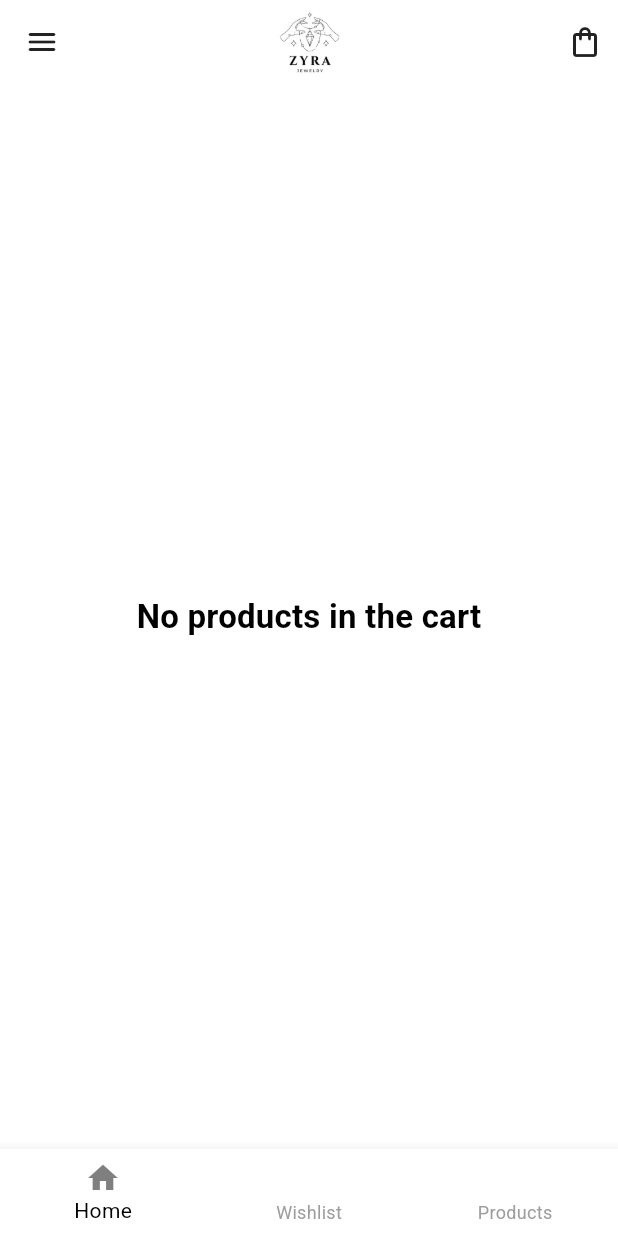
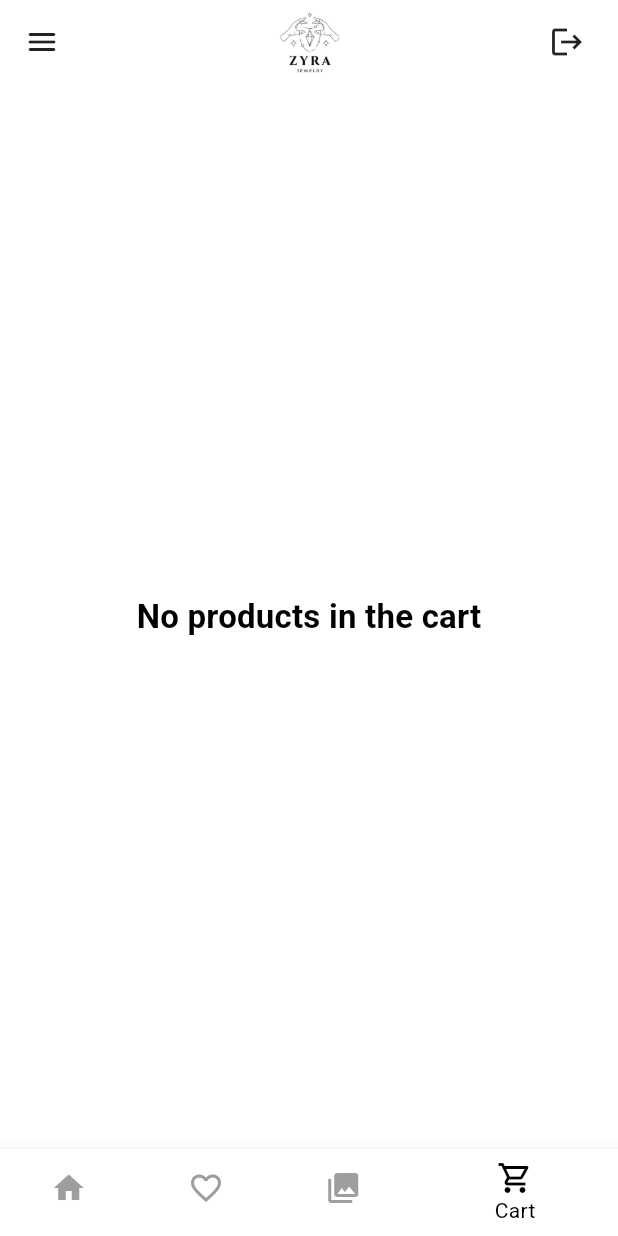
Before and after one commit to kubraaslam/Zyra-Jewelry-App, a Flutter app: the Cart screen opened directly with empty values, on a phone screen of 412 x 824 dp. Run offline on Flutter 3.47's test engine with Material 3 defaults, Android fonts, the phone set to English and light mode, and no system bars.

Commit message:
adding a logout icon

```diff
--- a/lib/models/bottom_navbar.dart
+++ b/lib/models/bottom_navbar.dart
@@ -1,5 +1,6 @@
 import 'package:flutter/material.dart';
 import 'package:jewelry_store/models/product_data.dart';
+import 'package:jewelry_store/screens/cart.dart';
 import 'package:jewelry_store/screens/home.dart';
 import 'package:jewelry_store/screens/products.dart';
 import 'package:jewelry_store/screens/wishlist.dart';
@@ -28,8 +29,13 @@ class BottomNavBar extends StatelessWidget {
         nextScreen = Wishlist(wishlist: wishlist, cart: cart);
         break;
       case 2:
+        nextScreen = Products();
+        break;
+      case 3:
+        nextScreen = Cart(cartItems: cart);
+        break;
       default:
-        nextScreen = Products();
+        nextScreen = Home();
     }
 
     Navigator.pushReplacement(
@@ -41,24 +47,16 @@ class BottomNavBar extends StatelessWidget {
   @override
   Widget build(BuildContext context) {
     return BottomNavigationBar(
-      currentIndex: currentIndex >= 0 && currentIndex <= 2 ? currentIndex : 0,
+      currentIndex: currentIndex >= 0 && currentIndex <= 3 ? currentIndex : 0,
       selectedItemColor: Theme.of(context).colorScheme.primary,
       unselectedItemColor: Colors.grey,
       onTap: (index) => _onItemTapped(context, index),
       items: const [
         BottomNavigationBarItem(icon: Icon(Icons.home), label: 'Home'),
-        BottomNavigationBarItem(
-          icon: Icon(Icons.favorite_border),
-          label: 'Wishlist',
-        ),
-        BottomNavigationBarItem(
-          icon: Icon(Icons.collections),
-          label: 'Products',
-        ),
+        BottomNavigationBarItem(icon: Icon(Icons.favorite_border), label: 'Wishlist'),
+        BottomNavigationBarItem(icon: Icon(Icons.collections), label: 'Products'),
+        BottomNavigationBarItem(icon: Icon(Icons.shopping_cart_outlined), label: 'Cart'),
       ],
-      // Hide selection effect if index is invalid
-      selectedIconTheme:
-          currentIndex == -1 ? IconThemeData(opacity: 0.5) : null,
     );
   }
 }
--- a/lib/screens/cart.dart
+++ b/lib/screens/cart.dart
@@ -283,11 +283,13 @@ class _CartState extends State<Cart> {
         title: Image.asset('assets/images/logo.png', height: 50),
         centerTitle: true,
         actions: [
-          Icon(
-            Icons.shopping_bag_outlined,
-            color: Theme.of(context).iconTheme.color,
+          IconButton(
+            icon: Icon(Icons.logout, color: Theme.of(context).iconTheme.color),
+            onPressed: () {
+              Navigator.pushReplacementNamed(context, '/login');
+            },
           ),
-          SizedBox(width: 10),
+          const SizedBox(width: 10),
         ],
       ),
       body:
@@ -440,7 +442,7 @@ class _CartState extends State<Cart> {
                 ),
               ),
       bottomNavigationBar: BottomNavBar(
-        currentIndex: -1,
+        currentIndex: 3,
         cart: cartItems,
         wishlist: wishlistItems,
       ),
```
Also changed, not shown: lib/screens/home.dart (+9 -15 lines), lib/screens/products.dart (+3 -11 lines), lib/screens/wishlist.dart (+30 -16 lines).
